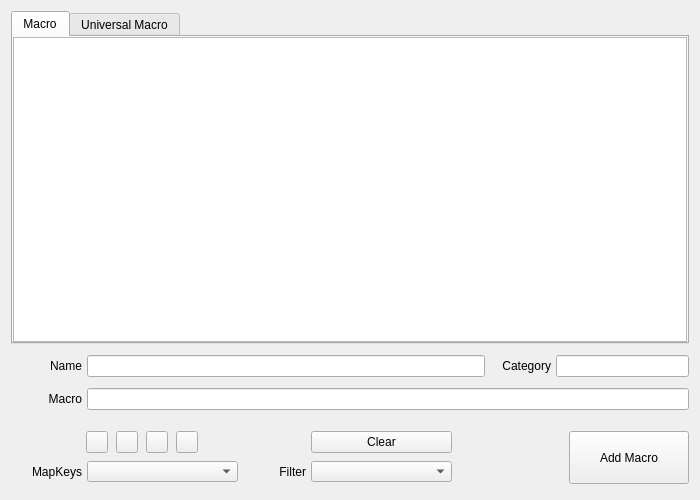
The window that QKeyMapper/qmacrolistdialog.ui (Zalafina/QKeyMapper) describes before a commit, drawn with Qt 5.
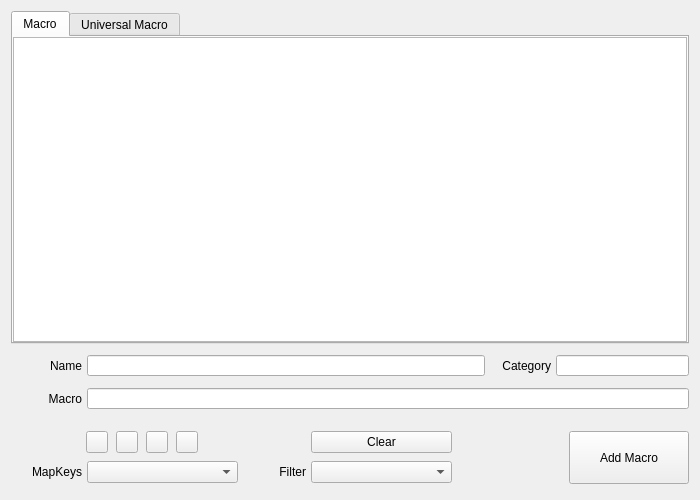
The same window after the commit. Custom widgets are drawn as their Qt base class.

Commit message: Add macro list dialog.

Diff of the .ui file:
```diff
--- a/QKeyMapper/qmacrolistdialog.ui
+++ b/QKeyMapper/qmacrolistdialog.ui
@@ -175,7 +175,13 @@
           <property name="minimumSize">
            <size>
             <width>210</width>
-            <height>0</height>
+            <height>21</height>
+           </size>
+          </property>
+          <property name="maximumSize">
+           <size>
+            <width>16777215</width>
+            <height>21</height>
            </size>
           </property>
           <property name="focusPolicy">
@@ -216,13 +222,13 @@
           <property name="minimumSize">
            <size>
             <width>120</width>
-            <height>22</height>
+            <height>21</height>
            </size>
           </property>
           <property name="maximumSize">
            <size>
             <width>300</width>
-            <height>22</height>
+            <height>21</height>
            </size>
           </property>
           <property name="focusPolicy">
@@ -267,6 +273,18 @@
         </item>
         <item>
          <widget class="QLineEdit" name="macroContentLineEdit">
+          <property name="minimumSize">
+           <size>
+            <width>0</width>
+            <height>21</height>
+           </size>
+          </property>
+          <property name="maximumSize">
+           <size>
+            <width>16777215</width>
+            <height>21</height>
+           </size>
+          </property>
           <property name="focusPolicy">
            <enum>Qt::FocusPolicy::ClickFocus</enum>
           </property>
@@ -487,7 +505,7 @@
              <x>76</x>
              <y>40</y>
              <width>151</width>
-             <height>21</height>
+             <height>22</height>
             </rect>
            </property>
            <property name="sizePolicy">
@@ -512,7 +530,7 @@
              <x>300</x>
              <y>40</y>
              <width>141</width>
-             <height>21</height>
+             <height>22</height>
             </rect>
            </property>
            <property name="minimumSize">
```
The commit also changes 4 other files.
